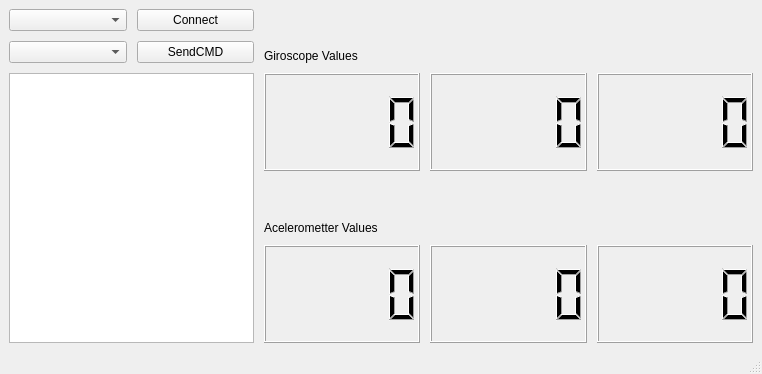
This is Qt/ComUSB/Micros2025/microscom.ui in Sant1ago1412/Micros2025 as Qt 5 draws it before an edit. The edited form follows.
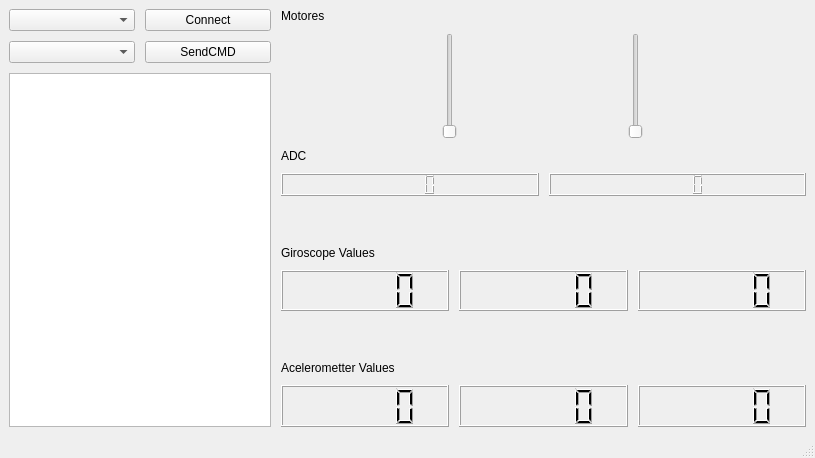
This is the edited form.

Patch:
```diff
--- a/Qt/ComUSB/Micros2025/microscom.ui
+++ b/Qt/ComUSB/Micros2025/microscom.ui
@@ -6,8 +6,8 @@
    <rect>
     <x>0</x>
     <y>0</y>
-    <width>762</width>
-    <height>374</height>
+    <width>815</width>
+    <height>458</height>
    </rect>
   </property>
   <property name="windowTitle">
@@ -70,6 +70,48 @@
       </item>
       <item>
        <layout class="QVBoxLayout" name="verticalLayout_2">
+        <item>
+         <widget class="QLabel" name="label_4">
+          <property name="text">
+           <string>Motores</string>
+          </property>
+         </widget>
+        </item>
+        <item>
+         <layout class="QHBoxLayout" name="horizontalLayout_7">
+          <item>
+           <widget class="QSlider" name="verticalSlider_2">
+            <property name="orientation">
+             <enum>Qt::Orientation::Vertical</enum>
+            </property>
+           </widget>
+          </item>
+          <item>
+           <widget class="QSlider" name="verticalSlider">
+            <property name="orientation">
+             <enum>Qt::Orientation::Vertical</enum>
+            </property>
+           </widget>
+          </item>
+         </layout>
+        </item>
+        <item>
+         <widget class="QLabel" name="label_3">
+          <property name="text">
+           <string>ADC</string>
+          </property>
+         </widget>
+        </item>
+        <item>
+         <layout class="QHBoxLayout" name="horizontalLayout_6">
+          <item>
+           <widget class="QLCDNumber" name="lcdNumber"/>
+          </item>
+          <item>
+           <widget class="QLCDNumber" name="lcdNumber_2"/>
+          </item>
+         </layout>
+        </item>
         <item>
          <layout class="QVBoxLayout" name="verticalLayout_4" stretch="0,0,1">
           <item>
```
Left out of the diff: 2 changed lines with no effect on the pictures.
